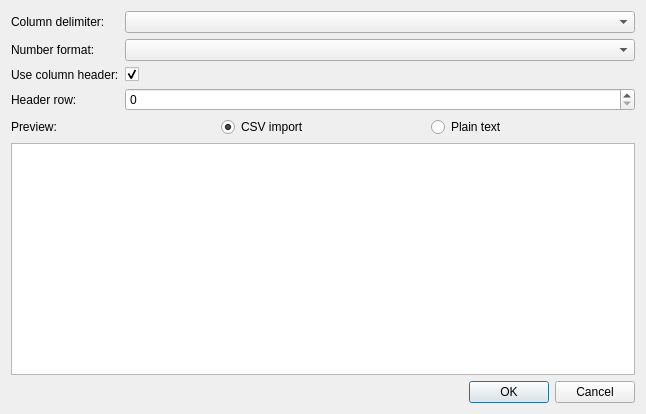
This is src/tailor/resources/csv_format_dialog.ui in davidfokkema/tailor as Qt 5 draws it before an edit. The edited form follows.
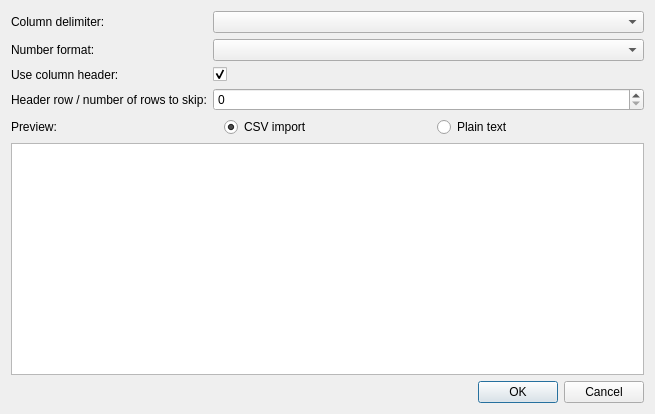
This is the edited form.

Commit message: Implemented skip rows

The edit to the form file:
```diff
--- a/src/tailor/resources/csv_format_dialog.ui
+++ b/src/tailor/resources/csv_format_dialog.ui
@@ -6,7 +6,7 @@
    <rect>
     <x>0</x>
     <y>0</y>
-    <width>646</width>
+    <width>655</width>
     <height>414</height>
    </rect>
   </property>
@@ -18,6 +18,9 @@
     <layout class="QVBoxLayout" name="verticalLayout">
      <item>
       <layout class="QFormLayout" name="formLayout">
+       <property name="fieldGrowthPolicy">
+        <enum>QFormLayout::AllNonFixedFieldsGrow</enum>
+       </property>
        <item row="0" column="0">
         <widget class="QLabel" name="columnDelimiterLabel">
          <property name="text">
@@ -55,7 +58,7 @@
        <item row="3" column="0">
         <widget class="QLabel" name="headerRowLabel">
          <property name="text">
-          <string>Header row:</string>
+          <string>Header row / number of rows to skip:</string>
          </property>
         </widget>
        </item>
```
The commit also changes 3 other files.
